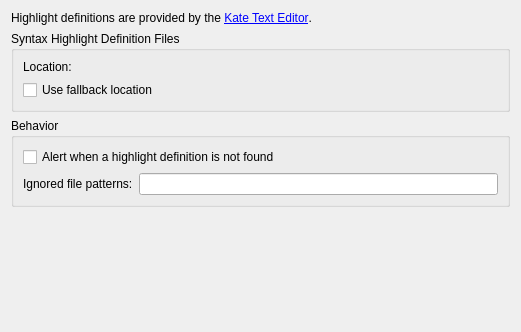
Old version of the form src/plugins/texteditor/generichighlighter/highlightersettingspage.ui in the repository qt-creator/qt-creator.
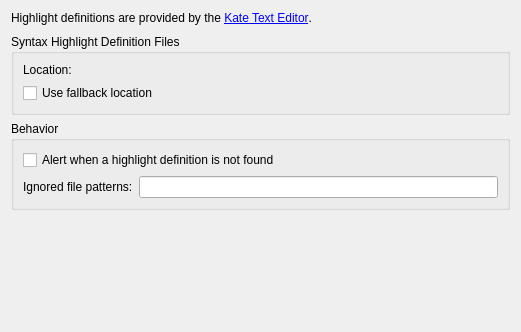
New version of the form. Custom widgets are drawn as their Qt base class.

What changed in the file:
```diff
--- a/src/plugins/texteditor/generichighlighter/highlightersettingspage.ui
+++ b/src/plugins/texteditor/generichighlighter/highlightersettingspage.ui
@@ -40,6 +40,22 @@
      </property>
     </widget>
    </item>
+   <item>
+    <spacer name="verticalSpacer_2">
+     <property name="orientation">
+      <enum>Qt::Vertical</enum>
+     </property>
+     <property name="sizeType">
+      <enum>QSizePolicy::Fixed</enum>
+     </property>
+     <property name="sizeHint" stdset="0">
+      <size>
+       <width>20</width>
+       <height>3</height>
+      </size>
+     </property>
+    </spacer>
+   </item>
    <item>
     <widget class="QGroupBox" name="definitionFilesGroupBox">
      <property name="title">
```
